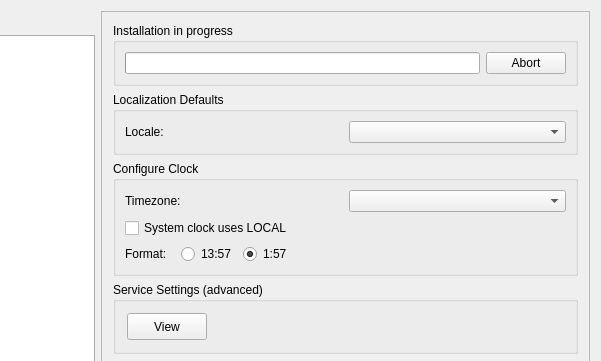
Old version of the form meinstall.ui in the repository gazelle-installer/gazelle-installer; both pictures show x 99 to 700 and y 0 to 361 of the 700 by 500 pixel window.
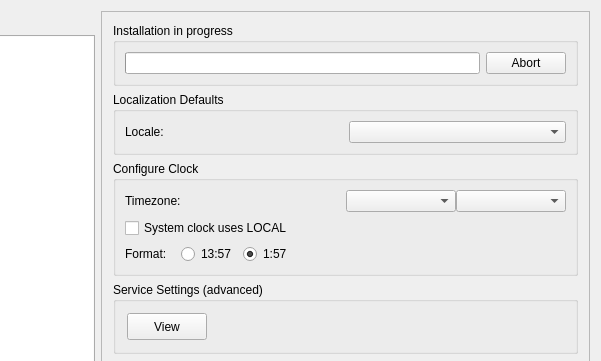
New version of the form. The open tabs and pages were chosen to show the change. Icons and pictures are not drawn.

Commit message: Split time zone list into two combo boxes. Fixed: some time zones apparently missing.

Diff of the .ui file:
```diff
--- a/meinstall.ui
+++ b/meinstall.ui
@@ -2315,10 +2315,13 @@
              </item>
              <item row="0" column="0" colspan="4">
               <layout class="QHBoxLayout" name="_18">
+               <property name="spacing">
+                <number>0</number>
+               </property>
                <item>
                 <widget class="QLabel" name="tzLabel">
                  <property name="sizePolicy">
-                  <sizepolicy hsizetype="MinimumExpanding" vsizetype="Preferred">
+                  <sizepolicy hsizetype="MinimumExpanding" vsizetype="Minimum">
                    <horstretch>0</horstretch>
                    <verstretch>0</verstretch>
                   </sizepolicy>
@@ -2329,7 +2332,20 @@
                 </widget>
                </item>
                <item>
-                <widget class="QComboBox" name="timezoneCombo">
+                <spacer name="horizontalSpacer_7">
+                 <property name="orientation">
+                  <enum>Qt::Horizontal</enum>
+                 </property>
+                 <property name="sizeHint" stdset="0">
+                  <size>
+                   <width>40</width>
+                   <height>20</height>
+                  </size>
+                 </property>
+                </spacer>
+               </item>
+               <item>
+                <widget class="QComboBox" name="cmbTimeArea">
                  <property name="sizePolicy">
                   <sizepolicy hsizetype="MinimumExpanding" vsizetype="Fixed">
                    <horstretch>0</horstretch>
@@ -2338,6 +2354,19 @@
                  </property>
                 </widget>
                </item>
+               <item>
+                <widget class="QComboBox" name="cmbTimeZone">
+                 <property name="sizePolicy">
+                  <sizepolicy hsizetype="MinimumExpanding" vsizetype="Fixed">
+                   <horstretch>0</horstretch>
+                   <verstretch>0</verstretch>
+                  </sizepolicy>
+                 </property>
+                 <property name="sizeAdjustPolicy">
+                  <enum>QComboBox::AdjustToContents</enum>
+                 </property>
+                </widget>
+               </item>
               </layout>
              </item>
             </layout>
```
Left out of the diff: 120 changed lines with no effect on the pictures. The commit also changes 4 other files.
